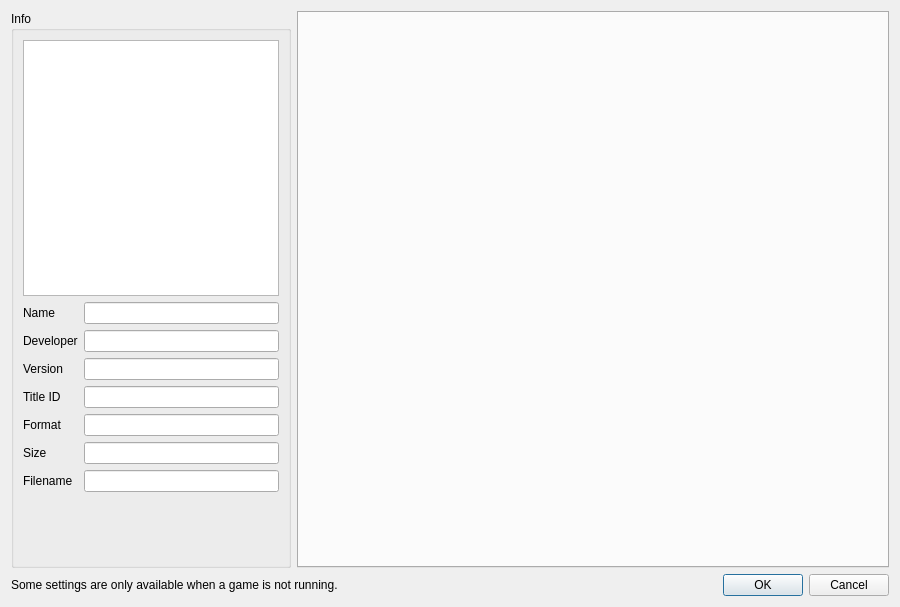
This is src/yuzu/configuration/configure_per_game.ui in ddddng/Lichii as Qt 5 draws it before an edit. The edited form follows.
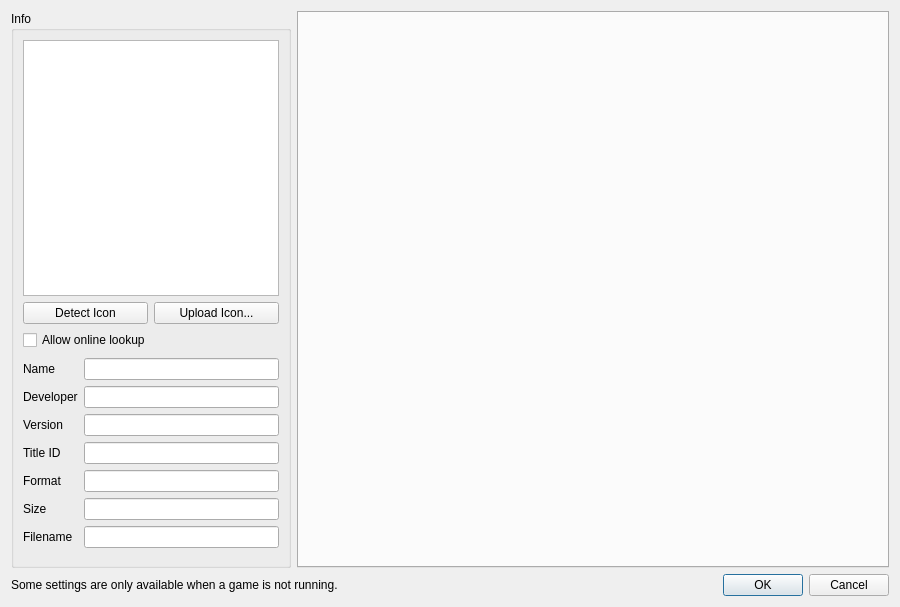
This is the edited form.

Patch:
```diff
--- a/src/yuzu/configuration/configure_per_game.ui
+++ b/src/yuzu/configuration/configure_per_game.ui
@@ -65,6 +65,84 @@
           </property>
          </widget>
         </item>
+        <item alignment="Qt::AlignHCenter">
+         <widget class="QWidget" name="nup_icon_widget" native="true">
+          <property name="minimumSize">
+           <size>
+            <width>256</width>
+            <height>0</height>
+           </size>
+          </property>
+          <property name="maximumSize">
+           <size>
+            <width>256</width>
+            <height>16777215</height>
+           </size>
+          </property>
+          <layout class="QGridLayout" name="nup_icon_layout">
+           <property name="spacing">
+            <number>6</number>
+           </property>
+           <property name="leftMargin">
+            <number>0</number>
+           </property>
+           <property name="topMargin">
+            <number>0</number>
+           </property>
+           <property name="rightMargin">
+            <number>0</number>
+           </property>
+           <property name="bottomMargin">
+            <number>2</number>
+           </property>
+           <item row="0" column="0">
+            <widget class="QPushButton" name="button_detect_icon">
+             <property name="sizePolicy">
+              <sizepolicy hsizetype="Expanding" vsizetype="Fixed">
+               <horstretch>0</horstretch>
+               <verstretch>0</verstretch>
+              </sizepolicy>
+             </property>
+             <property name="toolTip">
+              <string>Preview a local icon next to the archive. Online lookup is optional. Apply or OK saves changes.</string>
+             </property>
+             <property name="text">
+              <string>Detect Icon</string>
+             </property>
+            </widget>
+           </item>
+           <item row="0" column="1">
+            <widget class="QPushButton" name="button_upload_icon">
+             <property name="sizePolicy">
+              <sizepolicy hsizetype="Expanding" vsizetype="Fixed">
+               <horstretch>0</horstretch>
+               <verstretch>0</verstretch>
+              </sizepolicy>
+             </property>
+             <property name="toolTip">
+              <string>Preview a local image as the game icon. Apply or OK saves changes.</string>
+             </property>
+             <property name="text">
+              <string>Upload Icon...</string>
+             </property>
+            </widget>
+           </item>
+           <item row="1" column="0" colspan="2">
+            <widget class="QCheckBox" name="allow_online_detection">
+             <property name="text">
+              <string>Allow online lookup</string>
+             </property>
+             <property name="toolTip">
+              <string>If no local icon is found, send the game name to GitHub, Wikipedia and Bing to look for an icon. Disabled by default.</string>
+             </property>
+             <property name="checked">
+              <bool>false</bool>
+             </property>
+            </widget>
+           </item>
+          </layout>
+         </widget>
+        </item>
         <item>
          <layout class="QGridLayout" name="gridLayout_2">
           <item row="6" column="1">
```
